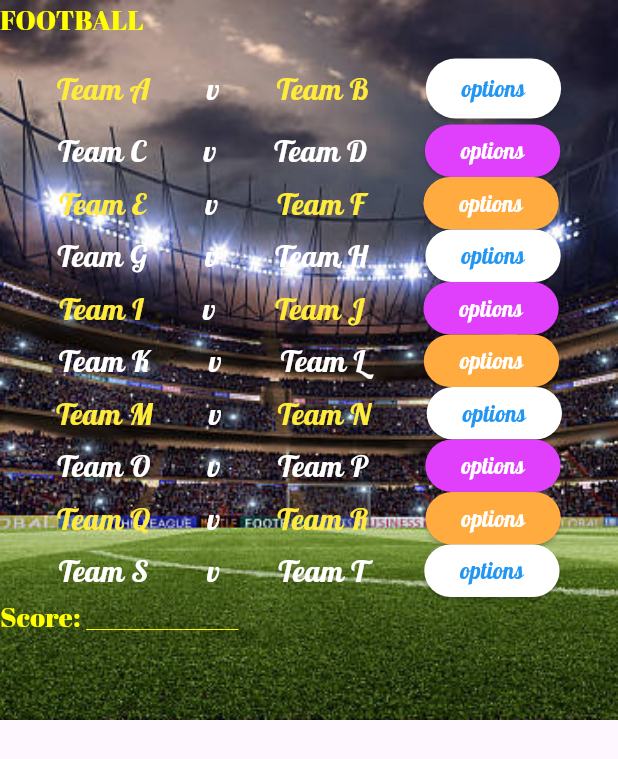
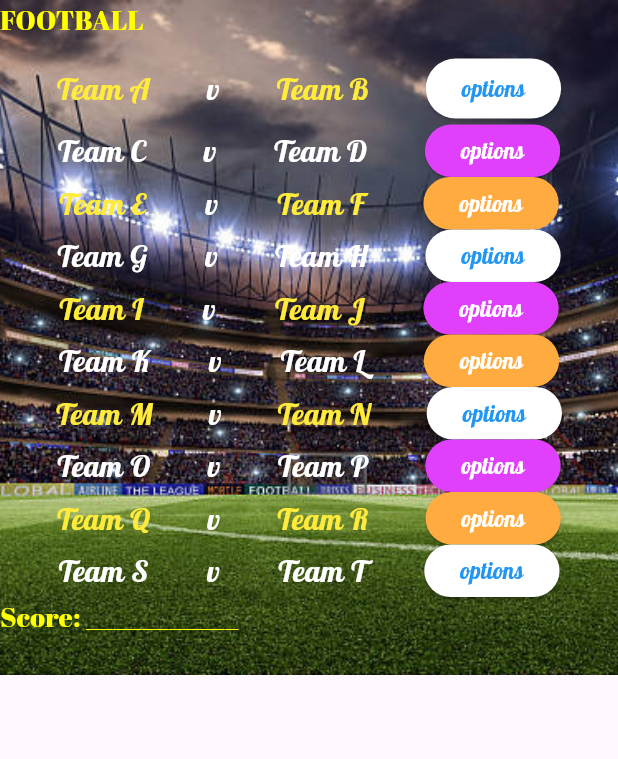
Before and after one commit to Menelisi-collab/AlphaPick, a Flutter app: the EverythingDiski screen opened directly, on a phone screen of 412 x 824 dp. Shown: the top 759 px of the screen. Run offline on Flutter 3.47's test engine with Material 3 defaults, Android fonts, the phone set to English and light mode, and no system bars; our stand-ins replace carousel_slider; missing offline and left inert: flutter_custom_carousel_slider.

Commit message:
another commit

```diff
--- a/lib/football_page.dart
+++ b/lib/football_page.dart
@@ -50,7 +50,7 @@ class _EverythingDiski extends State<EverythingDiski> {
             image: DecorationImage(
                 image: AssetImage("images/istockphoto-501835945-612x612.jpg"),
                 fit: BoxFit.fitHeight)),
-        height: 480,
+        height: 450,
         child: Center(
           child: ListView(
             children: <Widget>[
```
Also changed, not shown: lib/home_screen.dart (+6 -9 lines).
